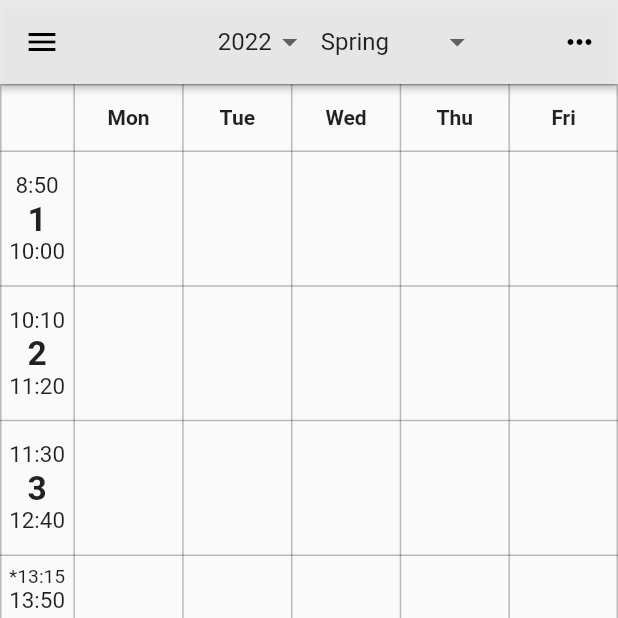
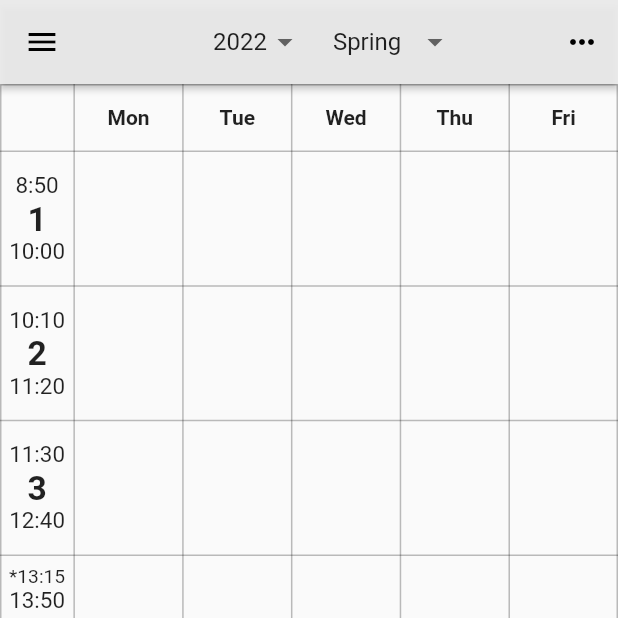
Before and after one commit to RRRGR/ICUApp, a Flutter app: the Timetable screen opened directly, on a phone screen of 412 x 824 dp, the top half of it. Run offline on Flutter 3.47's test engine with Material 2 defaults, Android fonts, the phone set to English and light mode, and no system bars; our stand-ins replace cloud_firestore, firebase_auth, firebase_core, flutter_riverpod, google_mobile_ads, google_sign_in and 1 more; missing offline and left inert: flutter_cached_pdfview, flutter_inappwebview; accounts and stored records are empty; network calls fail.

Commit message:
fixed vertical alignment of year&season selector

```diff
--- a/lib/screen/timetable.dart
+++ b/lib/screen/timetable.dart
@@ -46,19 +46,34 @@ class TimetableState extends ConsumerState<Timetable> {
     return Scaffold(
       appBar: AppBar(
         key: globalKeyAppBar,
-        centerTitle: true,
+        centerTitle: false,
         elevation: 2,
-        title: Row(
+        actions: [
+          Expanded(
+            child: Stack(
+              children: [
+                Expanded(
+                    child: Center(
+                        child: Row(
                   mainAxisAlignment: MainAxisAlignment.center,
-          children: [
-            SizedBox(width: width / 13),
-            const YearButton(),
-            const SeasonButton(),
+                  crossAxisAlignment: CrossAxisAlignment.center,
+                  children: const <Widget>[
+                    SizedBox(
+                      width: 20,
+                    ),
+                    YearButton(),
+                    SeasonButton(),
+                  ],
+                ))),
+                Align(
+                    alignment: Alignment.centerRight,
+                    child: Container(
+                      padding: const EdgeInsets.all(12),
+                      child: const ResetButton(),
+                    ))
               ],
             ),
-        actions: [
-          const ResetButton(),
-          SizedBox(width: width / 30),
+          )
         ],
       ),
       body: const Tables(),
@@ -74,11 +89,12 @@ class YearButton extends ConsumerWidget {
     final String chosenYear = ref.watch(chosenYearProvider);
     List<String> yearList = ["2022", "2021", "2020", "2019", "2018", "2017"];
     return Container(
-      width: width / 6,
+        child: DropdownButtonHideUnderline(
+            child: ButtonTheme(
+                alignedDropdown: true,
                 child: DropdownButton<String>(
                   value: chosenYear,
                   elevation: 0,
-        underline: const SizedBox(),
                   dropdownColor: Colors.lightBlue[50],
                   items: yearList.map<DropdownMenuItem<String>>((String value) {
                     return DropdownMenuItem<String>(
@@ -90,8 +106,7 @@ class YearButton extends ConsumerWidget {
                     update_chosenYear(value!, ref);
                     ref.read(TTProvider.notifier).load(ref);
                   },
-      ),
-    );
+                ))));
   }
 }
 
@@ -101,15 +116,17 @@ class SeasonButton extends ConsumerWidget {
   Widget build(BuildContext context, WidgetRef ref) {
     final String chosenSeason = ref.watch(chosenSeasonProvider);
     List<String> seasonList = ["Spring", "Autumn", "Winter"];
-    return SizedBox(
-      width: width / 4,
+    return Container(
+        child: DropdownButtonHideUnderline(
+            child: ButtonTheme(
+                alignedDropdown: true,
                 child: DropdownButton<String>(
-        isExpanded: true,
                   value: chosenSeason,
                   elevation: 0,
                   underline: const SizedBox(),
                   dropdownColor: Colors.lightBlue[50],
-        items: seasonList.map<DropdownMenuItem<String>>((String value) {
+                  items:
+                      seasonList.map<DropdownMenuItem<String>>((String value) {
                     return DropdownMenuItem<String>(
                       value: value,
                       child: Text(value),
@@ -119,8 +136,7 @@ class SeasonButton extends ConsumerWidget {
                     update_chosenSeason(value!, ref);
                     ref.read(TTProvider.notifier).load(ref);
                   },
-      ),
-    );
+                ))));
   }
 }
 
```
Lines whose indentation alone changed are shown as unchanged.
